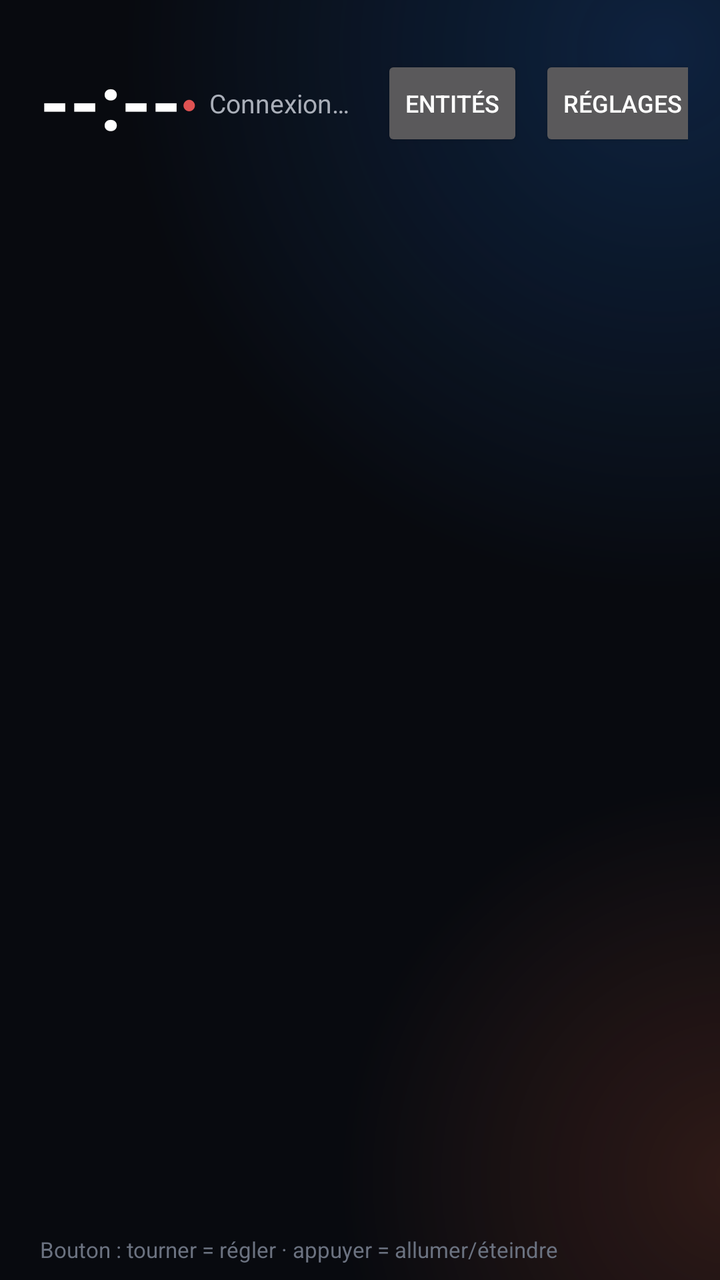
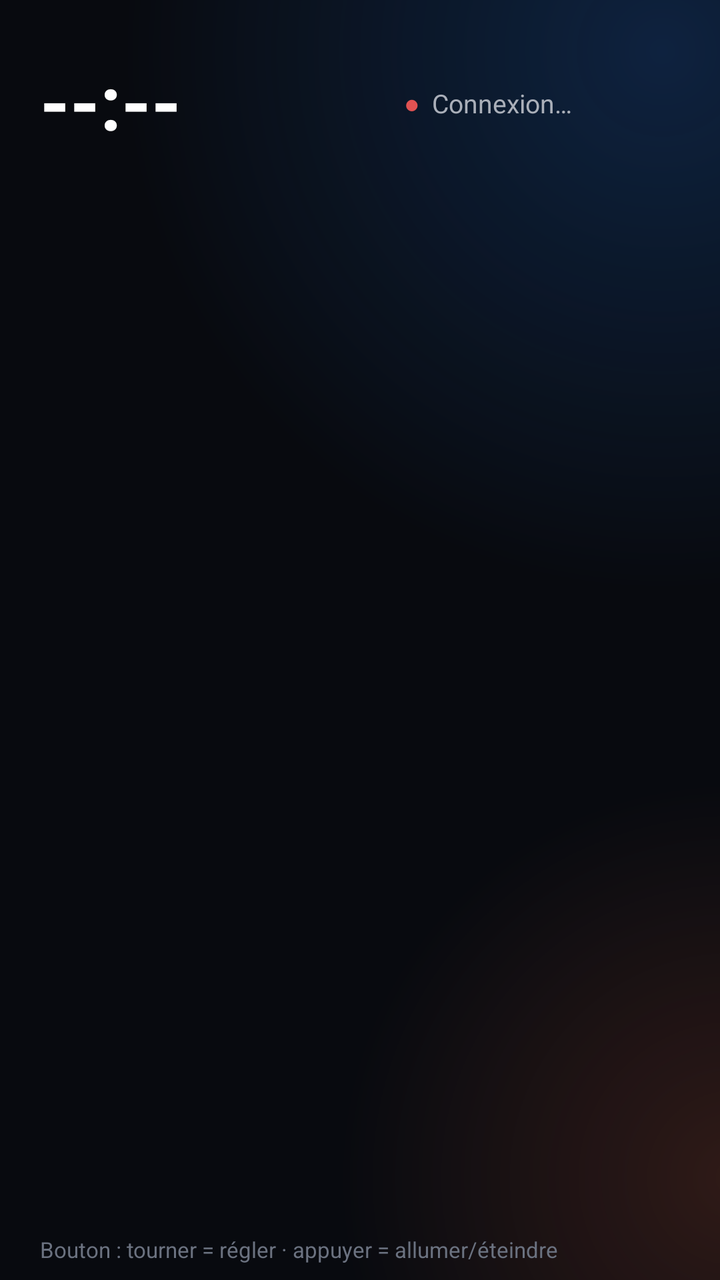

Two renders of the same Android screen: before a commit and after it. Below are the layout's source before the change and the commit's diff.
<!-- AndroidManifest.xml: application theme Theme.HaPanel -->
<!-- res/layout/activity_main.xml -->
<?xml version="1.0" encoding="utf-8"?>
<FrameLayout xmlns:android="http://schemas.android.com/apk/res/android"
    android:layout_width="match_parent"
    android:layout_height="match_parent"
    android:background="@drawable/dashboard_background">

    <LinearLayout
        android:layout_width="match_parent"
        android:layout_height="match_parent"
        android:orientation="vertical">

        
        <LinearLayout
            android:layout_width="match_parent"
            android:layout_height="wrap_content"
            android:orientation="horizontal"
            android:gravity="center_vertical"
            android:paddingStart="20dp"
            android:paddingEnd="16dp"
            android:paddingTop="10dp"
            android:paddingBottom="10dp">

            <LinearLayout
                android:layout_width="wrap_content"
                android:layout_height="wrap_content"
                android:orientation="vertical">

                <TextView
                    android:id="@+id/greeting"
                    android:layout_width="wrap_content"
                    android:layout_height="wrap_content"
                    android:layout_marginBottom="1dp"
                    android:textColor="@color/text_secondary"
                    android:textSize="14sp" />

                <TextView
                    android:id="@+id/clock"
                    android:layout_width="wrap_content"
                    android:layout_height="wrap_content"
                    android:includeFontPadding="false"
                    android:text="--:--"
                    android:textColor="@color/text_primary"
                    android:textSize="38sp"
                    android:textStyle="bold" />

                <TextView
                    android:id="@+id/date"
                    android:layout_width="wrap_content"
                    android:layout_height="wrap_content"
                    android:layout_marginTop="1dp"
                    android:textColor="@color/text_secondary"
                    android:textSize="13sp" />
            </LinearLayout>

            <View
                android:layout_width="0dp"
                android:layout_height="1dp"
                android:layout_weight="1" />

            
            <LinearLayout
                android:id="@+id/weather"
                android:layout_width="wrap_content"
                android:layout_height="wrap_content"
                android:layout_marginEnd="22dp"
                android:orientation="horizontal"
                android:gravity="center_vertical"
                android:visibility="gone">

                <TextView
                    android:id="@+id/weather_icon"
                    android:layout_width="wrap_content"
                    android:layout_height="wrap_content"
                    android:includeFontPadding="false"
                    android:textColor="@color/domain_light"
                    android:textSize="30sp" />

                <LinearLayout
                    android:layout_width="wrap_content"
                    android:layout_height="wrap_content"
                    android:layout_marginStart="8dp"
                    android:orientation="vertical">

                    <TextView
                        android:id="@+id/weather_temp"
                        android:layout_width="wrap_content"
                        android:layout_height="wrap_content"
                        android:includeFontPadding="false"
                        android:textColor="@color/text_primary"
                        android:textSize="19sp"
                        android:textStyle="bold" />

                    <TextView
                        android:id="@+id/weather_condition"
                        android:layout_width="wrap_content"
                        android:layout_height="wrap_content"
                        android:maxLines="1"
                        android:textColor="@color/text_secondary"
                        android:textSize="11sp" />
                </LinearLayout>
            </LinearLayout>

            
            <TextView
                android:id="@+id/status_dot"
                android:layout_width="wrap_content"
                android:layout_height="wrap_content"
                android:layout_marginEnd="6dp"
                android:text="●"
                android:textColor="@color/status_error"
                android:textSize="13sp" />

            <TextView
                android:id="@+id/status"
                android:layout_width="wrap_content"
                android:layout_height="wrap_content"
                android:layout_marginEnd="16dp"
                android:maxLines="1"
                android:ellipsize="end"
                android:text="@string/status_connecting"
                android:textColor="@color/text_secondary"
                android:textSize="13sp" />

            <Button
                android:id="@+id/entities_button"
                android:layout_width="wrap_content"
                android:layout_height="wrap_content"
                android:minWidth="0dp"
                android:text="@string/entities"
                android:textSize="12sp" />

            <Button
                android:id="@+id/settings_button"
                android:layout_width="wrap_content"
                android:layout_height="wrap_content"
                android:layout_marginStart="8dp"
                android:minWidth="0dp"
                android:text="@string/settings"
                android:textSize="12sp" />

        </LinearLayout>

        <TextView
            android:id="@+id/empty"
            android:layout_width="match_parent"
            android:layout_height="wrap_content"
            android:padding="24dp"
            android:gravity="center"
            android:text="@string/no_entities"
            android:textColor="@color/text_secondary"
            android:visibility="gone" />

        
        <LinearLayout
            android:layout_width="match_parent"
            android:layout_height="0dp"
            android:layout_weight="1"
            android:orientation="horizontal"
            android:baselineAligned="false">

            <androidx.recyclerview.widget.RecyclerView
                android:id="@+id/tiles"
                android:layout_width="0dp"
                android:layout_height="match_parent"
                android:layout_weight="1"
                android:paddingStart="14dp"
                android:paddingEnd="14dp"
                android:clipToPadding="false"
                android:scrollbars="none" />

            <com.judit.hapanel.MediaCardView
                android:id="@+id/media_card"
                android:layout_width="268dp"
                android:layout_height="match_parent"
                android:orientation="vertical"
                android:layout_marginStart="6dp"
                android:layout_marginEnd="20dp"
                android:layout_marginTop="6dp"
                android:layout_marginBottom="6dp"
                android:background="@drawable/card_background"
                android:padding="16dp"
                android:visibility="gone" />
        </LinearLayout>

        
        <TextView
            android:id="@+id/knob_hint"
            android:layout_width="match_parent"
            android:layout_height="wrap_content"
            android:paddingStart="20dp"
            android:paddingEnd="20dp"
            android:paddingTop="4dp"
            android:paddingBottom="8dp"
            android:text="@string/knob_hint"
            android:textColor="@color/text_tertiary"
            android:textSize="11sp" />

    </LinearLayout>

    <com.judit.hapanel.ScreensaverView
        android:id="@+id/screensaver"
        android:layout_width="match_parent"
        android:layout_height="match_parent"
        android:visibility="gone" />

    
    <com.judit.hapanel.CameraView
        android:id="@+id/camera"
        android:layout_width="match_parent"
        android:layout_height="match_parent"
        android:visibility="gone" />

</FrameLayout>
<!-- resources referenced by this layout -->
<resources>
  <color name="domain_light">#FFFFB74D</color>
  <color name="status_error">#FFE05252</color>
  <color name="text_primary">#FFFFFFFF</color>
  <color name="text_secondary">#FFAAAFB9</color>
  <color name="text_tertiary">#FF6B7280</color>
  <!-- drawable card_background (drawable) -->
  <?xml version="1.0" encoding="utf-8"?>
  <shape xmlns:android="http://schemas.android.com/apk/res/android"
      android:shape="rectangle">
      <corners android:radius="20dp" />
      <solid android:color="@color/surface" />
      <stroke android:width="1dp" android:color="@color/tile_border" />
  </shape>
  <!-- drawable dashboard_background (drawable) -->
  <?xml version="1.0" encoding="utf-8"?>
  <layer-list xmlns:android="http://schemas.android.com/apk/res/android">
  
      <item>
          <shape android:shape="rectangle">
              <solid android:color="@color/background" />
          </shape>
      </item>
  
      
      <item>
          <shape android:shape="rectangle">
              <gradient
                  android:type="radial"
                  android:centerX="0.92"
                  android:centerY="0.04"
                  android:gradientRadius="75%p"
                  android:startColor="#3C1E6FD9"
                  android:endColor="#001E6FD9" />
          </shape>
      </item>
  
      
      <item>
          <shape android:shape="rectangle">
              <gradient
                  android:type="radial"
                  android:centerX="1.02"
                  android:centerY="0.92"
                  android:gradientRadius="55%p"
                  android:startColor="#2EE0603A"
                  android:endColor="#00E0603A" />
          </shape>
      </item>
  
  </layer-list>
  <string name="entities">Entités</string>
  <string name="knob_hint">Bouton : tourner = régler · appuyer = allumer/éteindre</string>
  <string name="no_entities">Aucune entité à afficher. Vérifie la sélection dans les réglages.</string>
  <string name="settings">Réglages</string>
  <string name="status_connecting">Connexion…</string>
  <style name="Theme.HaPanel" parent="Theme.AppCompat.NoActionBar">
          <item name="android:windowBackground">@color/background</item>
          <item name="android:textColorPrimary">@color/text_primary</item>
          <item name="colorAccent">@color/accent</item>
      </style>
  <color name="surface">#E61A1E27</color>
  <color name="tile_border">#33FFFFFF</color>
  <color name="background">#FF080A0F</color>
  <color name="accent">#FF00AAFF</color>
</resources>

<!-- the commit's change to res/layout/activity_main.xml (unified diff, before → after) -->
@@ -121,22 +121,16 @@
                 android:textColor="@color/text_secondary"
                 android:textSize="13sp" />
 
-            <Button
+            <TextView
                 android:id="@+id/entities_button"
-                android:layout_width="wrap_content"
-                android:layout_height="wrap_content"
-                android:minWidth="0dp"
-                android:text="@string/entities"
-                android:textSize="12sp" />
-
-            <Button
+                style="@style/HeaderIcon"
+                android:contentDescription="@string/entities" />
+
+            <TextView
                 android:id="@+id/settings_button"
-                android:layout_width="wrap_content"
-                android:layout_height="wrap_content"
-                android:layout_marginStart="8dp"
-                android:minWidth="0dp"
-                android:text="@string/settings"
-                android:textSize="12sp" />
+                style="@style/HeaderIcon"
+                android:layout_marginStart="2dp"
+                android:contentDescription="@string/settings" />
 
         </LinearLayout>
 
<!-- resource entries referenced after the edit -->
@@ -55,6 +55,15 @@
   <string name="no_entities">Aucune entité à afficher. Vérifie la sélection dans les réglages.</string>
   <string name="settings">Réglages</string>
   <string name="status_connecting">Connexion…</string>
+  <style name="HeaderIcon">
+          <item name="android:layout_width">wrap_content</item>
+          <item name="android:layout_height">wrap_content</item>
+          <item name="android:padding">10dp</item>
+          <item name="android:includeFontPadding">false</item>
+          <item name="android:textColor">@color/text_secondary</item>
+          <item name="android:textSize">24sp</item>
+          <item name="android:background">?android:attr/selectableItemBackgroundBorderless</item>
+      </style>
   <style name="Theme.HaPanel" parent="Theme.AppCompat.NoActionBar">
           <item name="android:windowBackground">@color/background</item>
           <item name="android:textColorPrimary">@color/text_primary</item>
